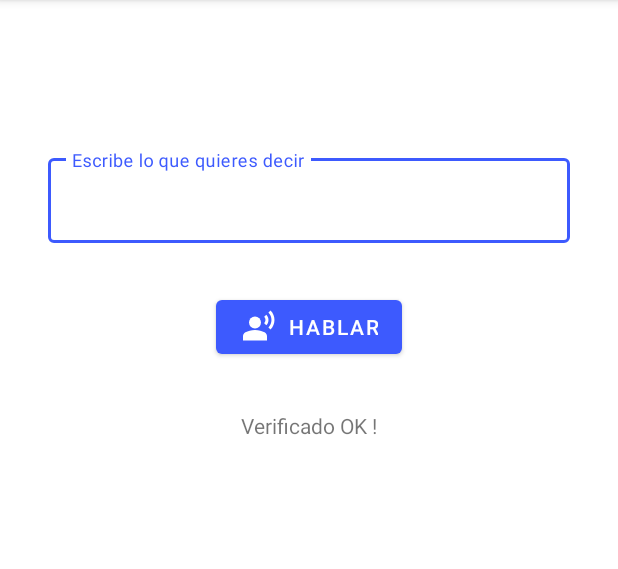
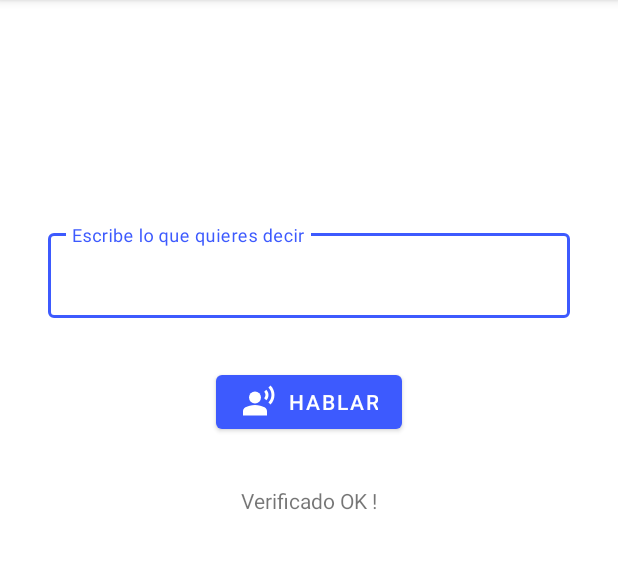
Before and after one commit to Gustavo7982/PostTracheostomyAssistant, an Android app: the screen it shows after launch (MainActivity), on a phone screen of 412 x 824 dp, the part 84-653 px from its top. Run offline under Robolectric (Android 15) with nearby library versions, the phone set to English and light mode, and no system bars; libraries missing offline, so code that uses them is left out: androidx.appcompat.app.

Commit message:
Color added

```diff
--- a/app/src/main/res/layout/activity_main.xml
+++ b/app/src/main/res/layout/activity_main.xml
@@ -5,17 +5,20 @@
     android:layout_width="match_parent"
     android:layout_height="match_parent"
     android:orientation="vertical"
+    android:background="@color/primaryTextColor"
     tools:context=".MainActivity">
 
     <com.google.android.material.textfield.TextInputLayout
         android:id="@+id/tilAssistant"
-        android:layout_width="match_parent"
+        android:layout_width="0dp"
         android:layout_height="wrap_content"
         android:layout_marginHorizontal="32dp"
-        android:layout_marginTop="100dp"
+        android:layout_marginTop="150dp"
         android:importantForAutofill="no"
-        android:inputType="text"
         app:endIconMode="clear_text"
+        android:textAppearance="?attr/textAppearanceCaption"
+        android:textColor="#0D47A1"
+        android:minHeight="48dp"
         style="@style/Widget.MaterialComponents.TextInputLayout.OutlinedBox"
         app:layout_constraintEnd_toEndOf="parent"
         app:layout_constraintStart_toStartOf="parent"
@@ -25,9 +28,9 @@
             android:id="@+id/etMessage"
             android:layout_width="match_parent"
             android:layout_height="wrap_content"
+            android:inputType="textMultiLine"
             android:hint="@string/hint_message"
-            android:autofillHints="no"
-            android:inputType="text"/>
+            android:autofillHints="no" />
 
     </com.google.android.material.textfield.TextInputLayout>
 
```
